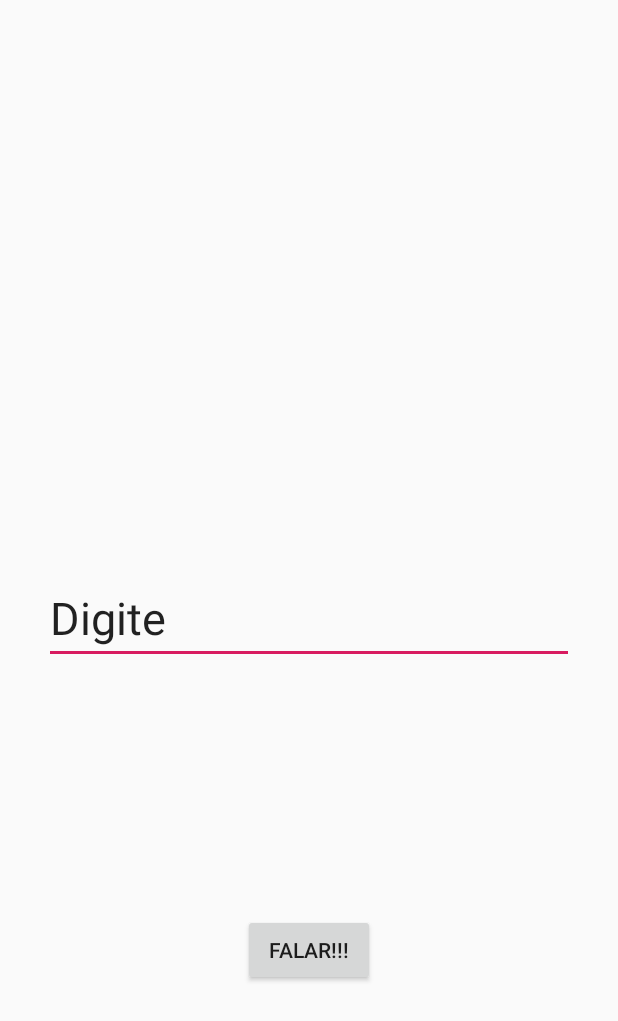
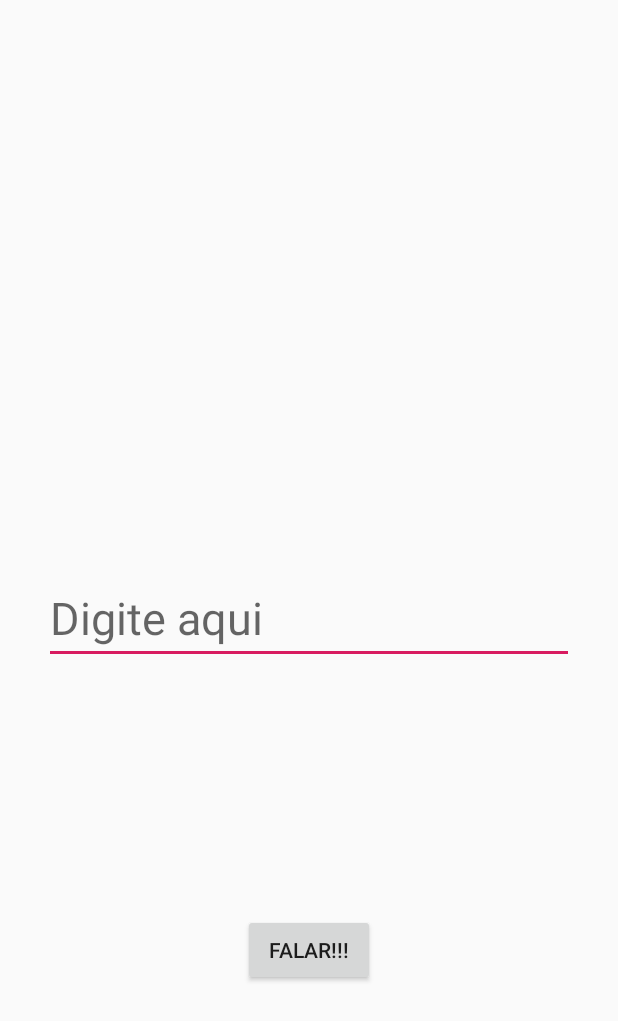
Before and after one commit to bolaabcd/META2, an Android app: the screen it shows after launch (MainActivity), on a phone screen of 412 x 824 dp. Shown: the top 1021 px of the screen. Run offline under Robolectric (Android 15) with nearby library versions, the phone set to English and light mode, and no system bars.

```diff
--- a/app/src/main/res/layout/content_main.xml
+++ b/app/src/main/res/layout/content_main.xml
@@ -35,8 +35,8 @@
         android:layout_marginRight="8dp"
         android:layout_marginBottom="8dp"
         android:ems="10"
+        android:hint="Digite aqui"
         android:inputType="textPersonName"
-        android:text="Digite"
         android:textSize="30sp"
         app:layout_constraintBottom_toBottomOf="parent"
         app:layout_constraintEnd_toEndOf="parent"
```
